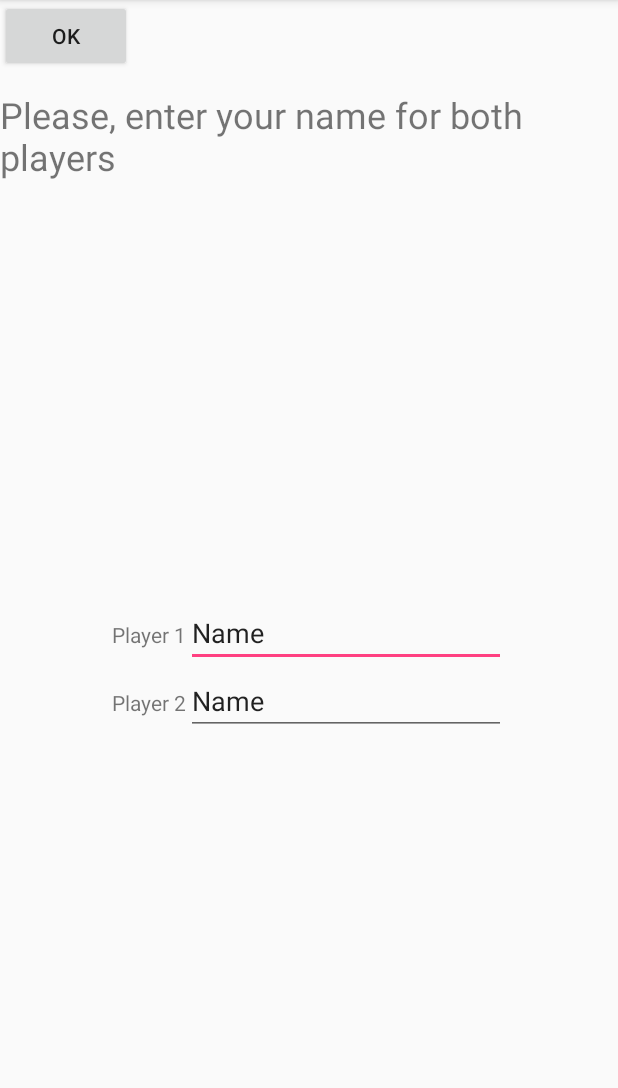
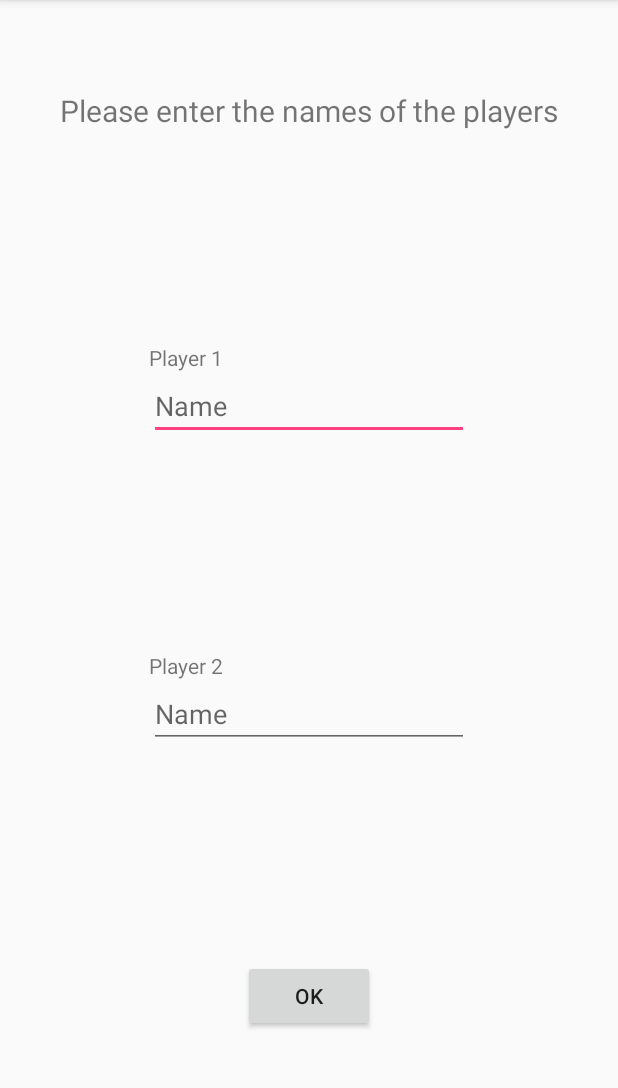
Before and after one commit to Hydroxycarbamide/depoker, an Android app: the screen it shows after launch (MainActivity), on a phone screen of 412 x 824 dp, the part 84-1172 px from its top. Run offline under Robolectric (Android 15) with nearby library versions, the phone set to English and light mode, and no system bars.

Commit message:
Send p1 p2 names to Accueil Layout elements changed

```diff
--- a/app/src/main/java/com/cabanettes/axel/nguyen/eric/depoker/MainActivity.java
+++ b/app/src/main/java/com/cabanettes/axel/nguyen/eric/depoker/MainActivity.java
@@ -1,13 +1,41 @@
 package com.cabanettes.axel.nguyen.eric.depoker;
 
+import android.content.Intent;
 import android.support.v7.app.AppCompatActivity;
 import android.os.Bundle;
+import android.view.View;
+import android.widget.Button;
+import android.widget.EditText;
 
 public class MainActivity extends AppCompatActivity {
+
+    public static final String PLAYER1 = "com.example.myfirstapp.PLAYER1";
+    public static final String PLAYER2 = "com.example.myfirstapp.PLAYER2";
 
     @Override
     protected void onCreate(Bundle savedInstanceState) {
         super.onCreate(savedInstanceState);
         setContentView(R.layout.activity_main);
+        Button btnRegister = (Button) findViewById(R.id.btnRegister);
+        btnRegister.setOnClickListener(new View.OnClickListener() {
+            @Override
+            public void onClick(View view) {
+                registerPlayers(view);
+            }
+        });
+    }
+
+    protected void registerPlayers(View view){
+        Intent intent = new Intent(this, Accueil.class);
+        intent.setFlags(intent.getFlags() | Intent.FLAG_ACTIVITY_NO_HISTORY);
+        EditText joueur1 = (EditText) findViewById(R.id.editTextPlayer1);
+        EditText joueur2 = (EditText) findViewById(R.id.editTextPlayer2);
+        String nomJoueur1 = joueur1.getText().toString();
+        String nomJoueur2 = joueur2.getText().toString();
+        intent.putExtra(PLAYER1, nomJoueur1);
+        intent.putExtra(PLAYER2, nomJoueur2);
+        startActivity(intent);
+
+
     }
 }
--- a/app/src/main/res/layout/activity_main.xml
+++ b/app/src/main/res/layout/activity_main.xml
@@ -12,74 +12,87 @@
         android:layout_height="wrap_content"
         android:layout_marginTop="60dp"
         android:text="@string/enterName"
-        android:textSize="@dimen/sm"
+        android:textSize="@dimen/md"
         app:layout_constraintEnd_toEndOf="parent"
         app:layout_constraintHorizontal_bias="0.5"
         app:layout_constraintStart_toStartOf="parent"
         app:layout_constraintTop_toTopOf="parent" />
 
-    <TableLayout
+    <LinearLayout
+        android:id="@+id/linearLayout2"
         android:layout_width="wrap_content"
         android:layout_height="wrap_content"
-        app:layout_constraintBottom_toBottomOf="parent"
+        android:orientation="vertical"
+        app:layout_constraintBottom_toTopOf="@+id/linearLayout"
         app:layout_constraintEnd_toEndOf="parent"
         app:layout_constraintHorizontal_bias="0.5"
         app:layout_constraintStart_toStartOf="parent"
         app:layout_constraintTop_toBottomOf="@+id/TitleName">
 
-        <TableRow
+        <TextView
+            android:id="@+id/textPlayer1"
             android:layout_width="match_parent"
-            android:layout_height="match_parent">
+            android:layout_height="wrap_content"
+            android:text="@string/player1"
+            app:layout_constraintStart_toStartOf="parent"
+            app:layout_constraintTop_toBottomOf="@+id/textPlayer2" />
 
-            <TextView
-                android:id="@+id/textView2"
-                android:layout_width="wrap_content"
-                android:layout_height="wrap_content"
-                android:text="@string/player1" />
+        <EditText
+            android:id="@+id/editTextPlayer1"
+            android:layout_width="match_parent"
+            android:layout_height="wrap_content"
+            android:ems="10"
+            android:hint="@string/name"
+            android:inputType="textPersonName"
+            app:layout_constraintEnd_toEndOf="parent"
+            app:layout_constraintHorizontal_bias="0.673"
+            app:layout_constraintStart_toEndOf="@+id/textPlayer1"
+            tools:layout_editor_absoluteY="329dp" />
 
-            <EditText
-                android:id="@+id/editText"
-                android:layout_width="wrap_content"
-                android:layout_height="wrap_content"
-                android:ems="10"
-                android:inputType="textPersonName"
-                android:text="Name"
-                app:layout_constraintEnd_toEndOf="parent"
-                app:layout_constraintHorizontal_bias="0.5"
-                app:layout_constraintStart_toStartOf="parent"
-                tools:layout_editor_absoluteY="209dp" />
-        </TableRow>
+    </LinearLayout>
 
-        <TableRow
+    <LinearLayout
+        android:id="@+id/linearLayout"
+        android:layout_width="wrap_content"
+        android:layout_height="wrap_content"
+        android:orientation="vertical"
+        app:layout_constraintBottom_toTopOf="@+id/btnRegister"
+        app:layout_constraintEnd_toEndOf="parent"
+        app:layout_constraintHorizontal_bias="0.5"
+        app:layout_constraintStart_toStartOf="parent"
+        app:layout_constraintTop_toBottomOf="@+id/linearLayout2">
+
+        <TextView
+            android:id="@+id/textPlayer2"
             android:layout_width="match_parent"
-            android:layout_height="match_parent">
+            android:layout_height="wrap_content"
+            android:text="@string/player2"
+            app:layout_constraintBottom_toBottomOf="parent"
+            app:layout_constraintStart_toStartOf="parent"
+            app:layout_constraintTop_toBottomOf="@+id/TitleName"
+            app:layout_constraintVertical_bias="0.206" />
 
-            <TextView
-                android:id="@+id/textView3"
-                android:layout_width="wrap_content"
-                android:layout_height="wrap_content"
-                android:text="@string/player2" />
-
-            <EditText
-                android:id="@+id/editText2"
-                android:layout_width="wrap_content"
-                android:layout_height="wrap_content"
-                android:ems="10"
-                android:inputType="textPersonName"
-                android:text="Name"
-                app:layout_constraintEnd_toEndOf="parent"
-                app:layout_constraintHorizontal_bias="0.5"
-                app:layout_constraintStart_toStartOf="parent" />
-        </TableRow>
-
-    </TableLayout>
+        <EditText
+            android:id="@+id/editTextPlayer2"
+            android:layout_width="match_parent"
+            android:layout_height="wrap_content"
+            android:contentDescription="@string/name"
+            android:ems="10"
+            android:hint="@string/name"
+            android:inputType="textPersonName"
+            app:layout_constraintEnd_toEndOf="parent"
+            tools:layout_editor_absoluteY="272dp" />
+    </LinearLayout>
 
     <Button
-        android:id="@+id/button"
+        android:id="@+id/btnRegister"
         android:layout_width="wrap_content"
         android:layout_height="wrap_content"
+        android:layout_marginBottom="80dp"
         android:text="@android:string/ok"
-        tools:layout_editor_absoluteX="148dp"
-        tools:layout_editor_absoluteY="397dp" />
+        app:layout_constraintBottom_toBottomOf="parent"
+        app:layout_constraintEnd_toEndOf="parent"
+        app:layout_constraintHorizontal_bias="0.5"
+        app:layout_constraintStart_toStartOf="parent" />
 
 </android.support.constraint.ConstraintLayout>
--- a/app/src/main/res/layout/content_accueil.xml
+++ b/app/src/main/res/layout/content_accueil.xml
@@ -6,8 +6,7 @@
     android:layout_width="match_parent"
     android:layout_height="match_parent"
     app:layout_behavior="@string/appbar_scrolling_view_behavior"
-    tools:context="com.cabanettes.axel.nguyen.eric.depoker.Accueil"
-    tools:showIn="@layout/activity_main2">
+    tools:context="com.cabanettes.axel.nguyen.eric.depoker.Accueil">
 
     <TextView
         android:id="@+id/title"
--- a/app/src/main/res/values/dimens.xml
+++ b/app/src/main/res/values/dimens.xml
@@ -1,6 +1,6 @@
 <resources>
     <dimen name="fab_margin">16dp</dimen>
-    <dimen name="lg">36dp</dimen>
-    <dimen name="md">24dp</dimen>
-    <dimen name="sm">24dp</dimen>
+    <dimen name="lg">24dp</dimen>
+    <dimen name="md">20dp</dimen>
+    <dimen name="sm">16dp</dimen>
 </resources>
--- a/app/src/main/res/values/strings.xml
+++ b/app/src/main/res/values/strings.xml
@@ -1,9 +1,11 @@
 <resources>
     <string name="app_name">DePoker</string>
     <string name="title_activity_accueil">Accueil</string>
+
     <string name="reset">Reset score</string>
     <string name="settings">Settings</string>
     <string name="player1">Player 1</string>
     <string name="player2">Player 2</string>
-    <string name="enterName">Please, enter your name for both players</string>
+    <string name="enterName">Please enter the names of the players</string>
+    <string name="name">Name</string>
 </resources>
```
Also changed, not shown: app/src/main/java/com/cabanettes/axel/nguyen/eric/depoker/Accueil.java (+8 -15 lines), app/src/main/res/layout/activity_main2.xml (deleted, +0 -33 lines).
